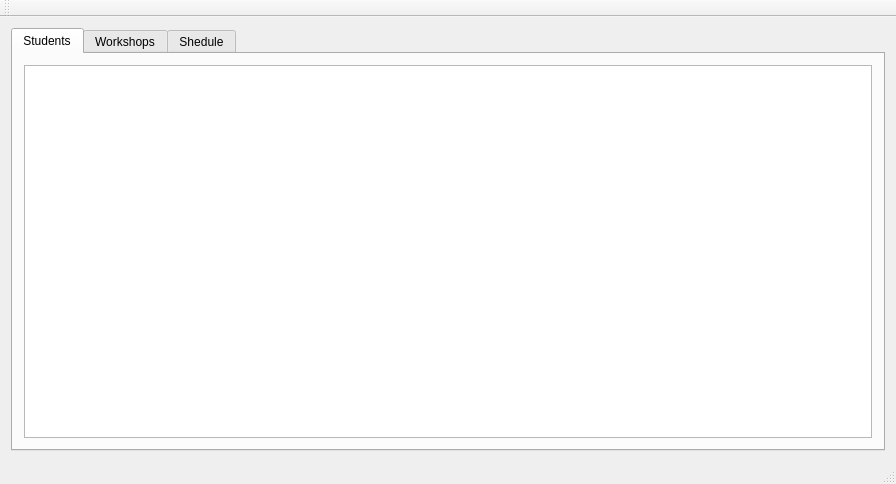
Above: mainwindow.ui from Rezenter/GreatCombinator before the change. Below: the same form after it.
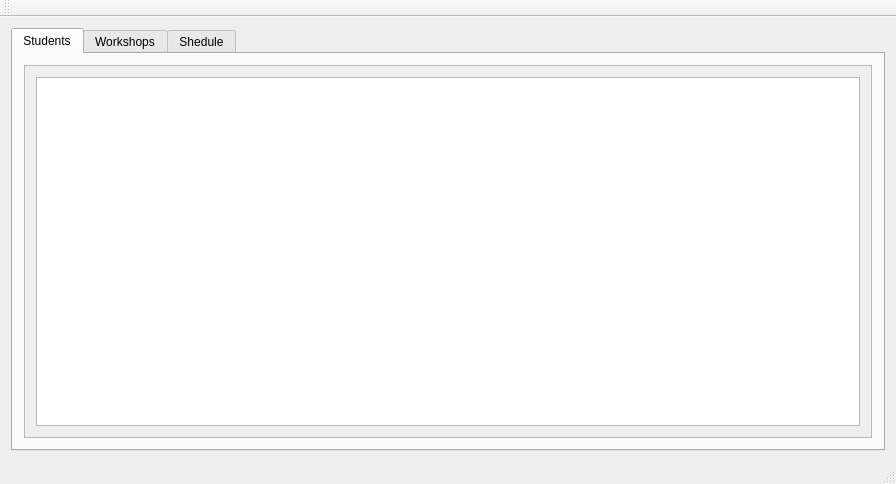
That is the form after the change. The open tabs and pages were chosen to show the change.

Commit message: added studentTimeTable support

Patch:
```diff
--- a/mainwindow.ui
+++ b/mainwindow.ui
@@ -14,8 +14,8 @@
    <string>MainWindow</string>
   </property>
   <widget class="QWidget" name="centralWidget">
-   <layout class="QGridLayout" name="gridLayout">
-    <item row="0" column="0">
+   <layout class="QVBoxLayout" name="verticalLayout">
+    <item>
      <widget class="QTabWidget" name="tabWidget">
       <property name="tabShape">
        <enum>QTabWidget::Rounded</enum>
@@ -27,9 +27,28 @@
        <attribute name="title">
         <string>Students</string>
        </attribute>
-       <layout class="QGridLayout" name="gridLayout_3">
-        <item row="0" column="0">
-         <widget class="QTableWidget" name="studentsTable"/>
+       <layout class="QVBoxLayout" name="verticalLayout_2">
+        <item>
+         <widget class="QScrollArea" name="scrollArea_2">
+          <property name="widgetResizable">
+           <bool>true</bool>
+          </property>
+          <widget class="QWidget" name="scrollAreaWidgetContents_2">
+           <property name="geometry">
+            <rect>
+             <x>0</x>
+             <y>0</y>
+             <width>854</width>
+             <height>354</height>
+            </rect>
+           </property>
+           <layout class="QVBoxLayout" name="verticalLayout_5">
+            <item>
+             <widget class="QTableWidget" name="studentsTable"/>
+            </item>
+           </layout>
+          </widget>
+         </widget>
         </item>
        </layout>
       </widget>
```
Left out of the diff: 53 changed lines with no effect on the pictures. The commit also changes 7 other files.
